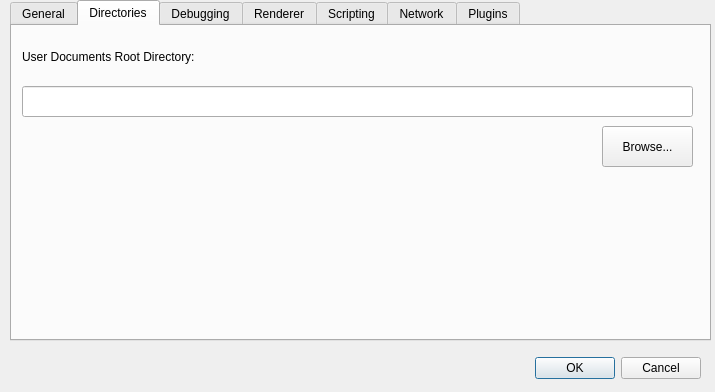
Before: the Qt Designer form Source/BrainStim/optionpage.ui in svengijsen/BrainStim, drawn with Qt 5.
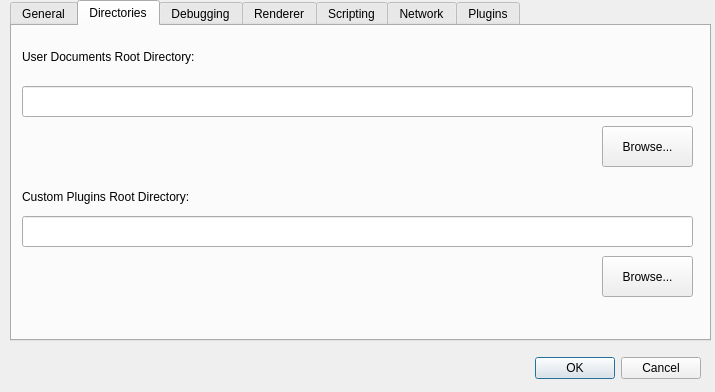
After: the same form once the commit is applied. The open tabs and pages were chosen to show the change.

Commit message:
Added functionality for discovering the custom Plugin Path.
Added a "General/CustomPluginsRootDirectory" setting to the main Ini file.
Added a configurable option in the main programs settings for the above "General/CustomPluginsRootDirectory" setting.
Improved the InstallationManager class.
Added a UpdateManager class.

What changed in the file:
```diff
--- a/Source/BrainStim/optionpage.ui
+++ b/Source/BrainStim/optionpage.ui
@@ -163,6 +163,48 @@
       <string>User Documents Root Directory:</string>
      </property>
     </widget>
+    <widget class="QLineEdit" name="lneCustomPluginsRootDirectory">
+     <property name="geometry">
+      <rect>
+       <x>10</x>
+       <y>190</y>
+       <width>671</width>
+       <height>31</height>
+      </rect>
+     </property>
+    </widget>
+    <widget class="QPushButton" name="btnBrowseForCustomPluginsRootDirectory">
+     <property name="geometry">
+      <rect>
+       <x>590</x>
+       <y>230</y>
+       <width>91</width>
+       <height>41</height>
+      </rect>
+     </property>
+     <property name="text">
+      <string>Browse...</string>
+     </property>
+    </widget>
+    <widget class="QLabel" name="label_8">
+     <property name="geometry">
+      <rect>
+       <x>10</x>
+       <y>160</y>
+       <width>261</width>
+       <height>21</height>
+      </rect>
+     </property>
+     <property name="sizePolicy">
+      <sizepolicy hsizetype="Maximum" vsizetype="Preferred">
+       <horstretch>0</horstretch>
+       <verstretch>0</verstretch>
+      </sizepolicy>
+     </property>
+     <property name="text">
+      <string>Custom Plugins Root Directory:</string>
+     </property>
+    </widget>
    </widget>
    <widget class="QWidget" name="tab2">
     <attribute name="title">
```
Left out of the diff: 2 changed lines with no effect on the pictures. The commit also changes 25 other files.
